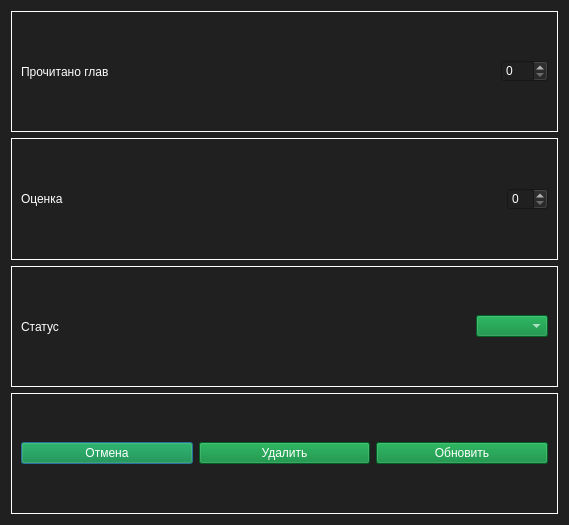
brandonzorn/Nlight, file forms/rateManga.ui: the form before one commit.
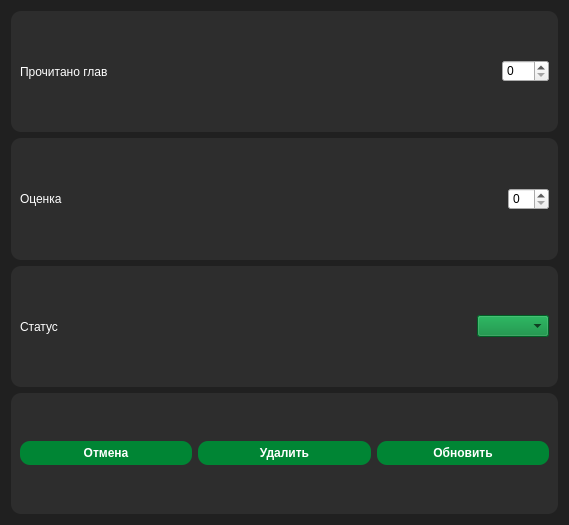
The form after the commit.

```diff
--- a/forms/rateManga.ui
+++ b/forms/rateManga.ui
@@ -14,8 +14,16 @@
    <string>Dialog</string>
   </property>
   <property name="styleSheet">
-   <string notr="true">color: rgb(255, 255, 255);
-background-color: rgb(32, 32, 32);</string>
+   <string notr="true">QFrame {
+	border-radius: 10px;
+	background-color: rgb(45, 45, 45);
+	color: rgb(255, 255, 255);
+}
+QDialog{
+	background-color: rgb(32, 32, 32);
+}
+
+</string>
   </property>
   <layout class="QVBoxLayout" name="verticalLayout">
    <item>
@@ -145,7 +153,24 @@
     </widget>
    </item>
    <item>
-    <widget class="QFrame" name="frame_3">
+    <widget class="QFrame" name="actions_frame">
+     <property name="styleSheet">
+      <string notr="true">QPushButton {
+	padding: 5px 1px;
+	border-radius: 10px;
+	font-weight: bold;
+	color: rgb(255, 255, 255);
+}
+
+QPushButton:hover:!pressed {
+	border-left: 3px solid green;
+	background-color: gray;
+}
+
+QPushButton:checked {
+	border-left: 3px solid green;
+}</string>
+     </property>
      <property name="frameShape">
       <enum>QFrame::Panel</enum>
      </property>
```
Left out of the diff: 6 changed lines with no effect on the pictures.
